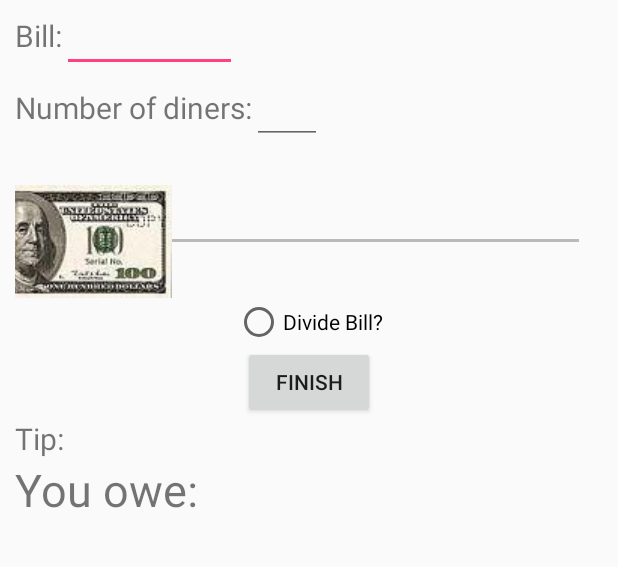
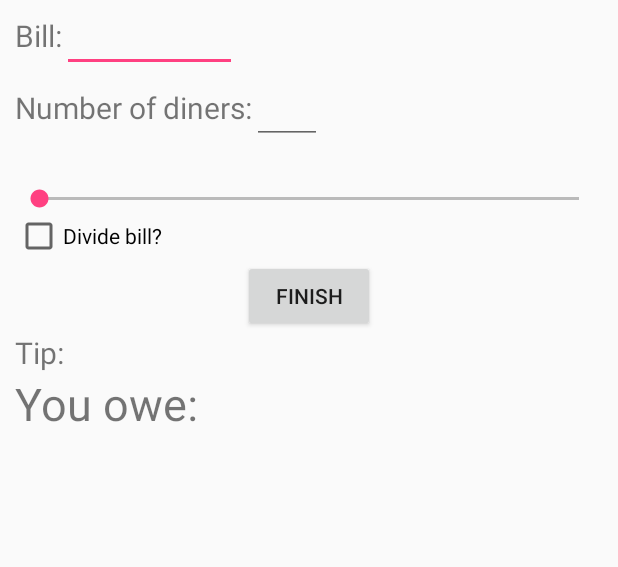
Before and after one commit to agborillo/tipcalc, an Android app: the screen it shows after launch (MainActivity), on a phone screen of 412 x 824 dp, the part 160-727 px from its top. Run offline under Robolectric (Android 15) with nearby library versions, the phone set to English and light mode, and no system bars.

Commit message:
final final tip calc version

```diff
--- a/TipCalc/app/src/main/java/com/example/android/tipcalc/MainActivity.java
+++ b/TipCalc/app/src/main/java/com/example/android/tipcalc/MainActivity.java
@@ -3,6 +3,7 @@ package com.example.android.tipcalc;
 import android.support.v7.app.AppCompatActivity;
 import android.os.Bundle;
 import android.view.View;
+import android.widget.CheckBox;
 import android.widget.EditText;
 import android.widget.RadioButton;
 import android.widget.SeekBar;
@@ -13,7 +14,7 @@ public class MainActivity extends AppCompatActivity {
     private EditText diners;
     private TextView outputtip;
     private TextView outputbill;
-    private RadioButton divide;
+    private CheckBox divide;
     private SeekBar tipPercent;
     private TextView showTip;
 
@@ -25,7 +26,7 @@ public class MainActivity extends AppCompatActivity {
         diners = findViewById(R.id.diners2);
         outputtip =  findViewById(R.id.tipout);
         outputbill = findViewById(R.id.totalbill);
-        divide = findViewById(R.id.check);
+        divide = findViewById(R.id.divide);
         tipPercent = findViewById((R.id.seekbar));
         showTip = findViewById(R.id.percent);
         tipPercent.setOnSeekBarChangeListener(
@@ -61,7 +62,7 @@ public class MainActivity extends AppCompatActivity {
         if(divide.isChecked()){
             result=result/l;
         }
-        outputtip.setText("Tip: $"+tiptotal+"");
+        outputtip.setText("Tip: $"+String.format("%.2f", tiptotal)+"");
         outputbill.setText("You owe: $"+String.format("%.2f", result));
     }
 }
--- a/TipCalc/app/src/main/res/layout/activity_main.xml
+++ b/TipCalc/app/src/main/res/layout/activity_main.xml
@@ -74,7 +74,6 @@
         android:layout_below="@id/percent"
         android:layout_centerHorizontal="true"
         android:progressBackgroundTint="#000000"
-        android:thumb="@drawable/small"
         />
     <TextView
         android:id="@+id/tipout"
@@ -93,26 +92,22 @@
         android:gravity=""
         android:layout_below="@id/tipout"
         />
-    <RadioGroup
-        android:id="@+id/billdivide"
-        android:layout_width="match_parent"
+
+    <CheckBox
+        android:layout_width="wrap_content"
         android:layout_height="wrap_content"
+        android:id="@+id/divide"
         android:layout_below="@id/seekbar"
-        android:gravity="center">
-        <RadioButton
-            android:id="@+id/check"
-            android:layout_width="wrap_content"
-            android:layout_height="wrap_content"
-            android:text="@string/divide"
-            android:gravity="center"/>
-    </RadioGroup>
+        android:gravity="center"
+        android:text="Divide bill?"
+        />
 
     <Button
         android:layout_width="wrap_content"
         android:layout_height="wrap_content"
         android:id="@+id/finalButton"
         android:text="Finish"
-        android:layout_below="@id/billdivide"
+        android:layout_below="@id/divide"
         android:layout_centerHorizontal="true"
         android:onClick="buttonPressed"/>
 
```
